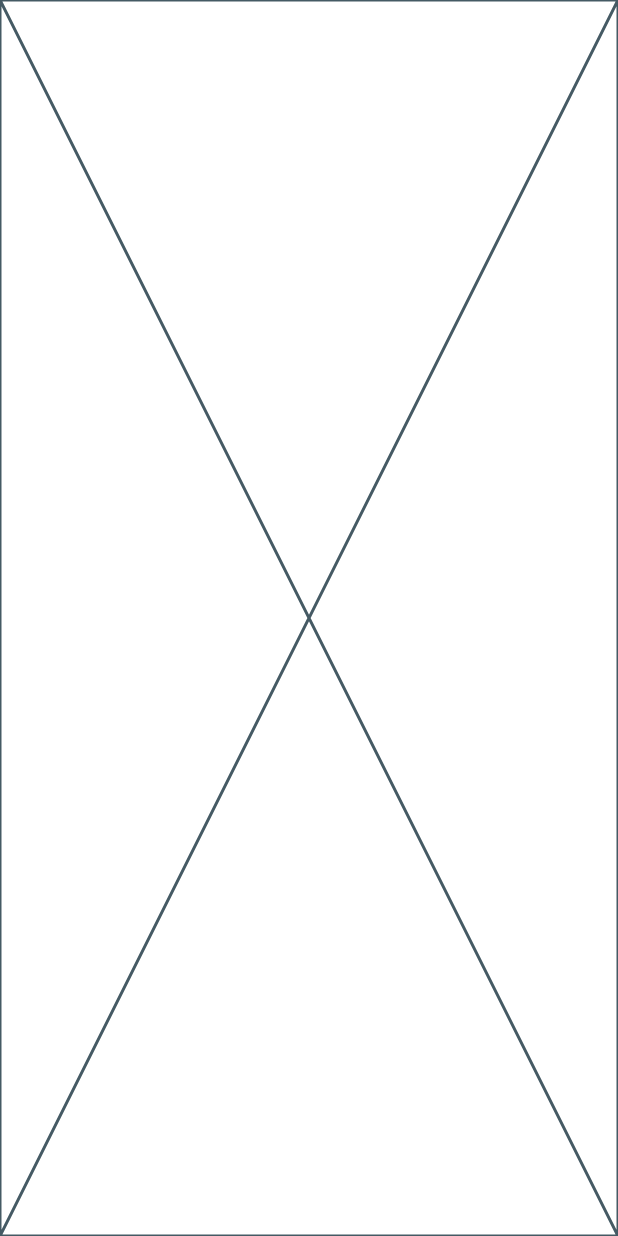
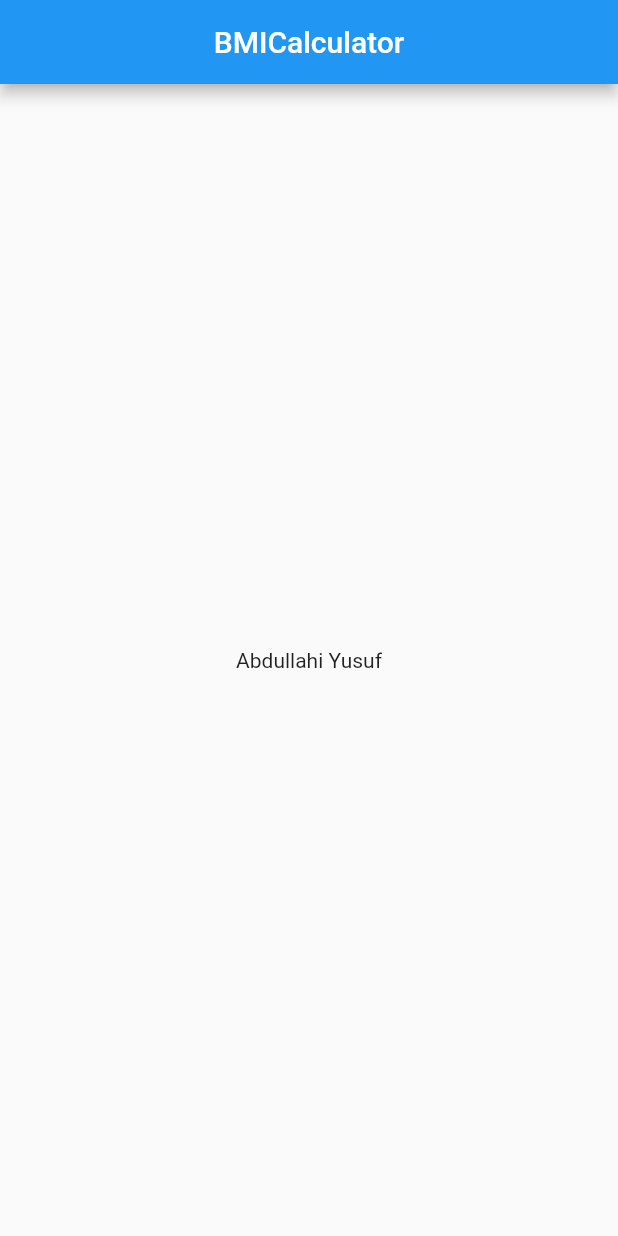
Before and after one commit to abdullahiheart/Flutter_app, a Flutter app: the screen it shows after launch, on a phone screen of 412 x 824 dp. Run offline on Flutter 3.47's test engine with Material 2 defaults, Android fonts, the phone set to English and light mode, and no system bars.

Commit message:
home.dar

```diff
--- a/BMI_CALCULATOR/bim_calculator/lib/main.dart
+++ b/BMI_CALCULATOR/bim_calculator/lib/main.dart
@@ -1,25 +1,17 @@
 import 'package:flutter/material.dart';
 
+import 'screens/home.dart';
+
 void main() {
-  runApp(const BMICalculatorApp());
+  runApp(BMICalculatorApp());
 }
- class BMICalculatorApp extends StatelessWidget {
-  const BMICalculatorApp({super.key});
 
+class BMICalculatorApp extends StatelessWidget {
   @override
   Widget build(BuildContext context) {
     return MaterialApp(
-      debugShowMaterialGrid: false,
+      debugShowCheckedModeBanner: false,
       home: HomeScreen(),
-
     );
   }
 }
-class HomeScreen extends StatelessWidget {
-  const HomeScreen({super.key});
-
-  @override
-  Widget build(BuildContext context) {
-    return const Placeholder();
-  }
-}
--- /dev/null
+++ b/BMI_CALCULATOR/bim_calculator/lib/screens/home.dart
@@ -0,0 +1,13 @@
+import 'package:flutter/material.dart';
+class HomeScreen extends StatelessWidget {
+  @override
+  Widget build(BuildContext context) {
+    return Scaffold(
+      appBar: AppBar(
+        title: Text('BMICalculator'),
+        centerTitle: true,
+      ),
+      body: Center(child: Text('Abdullahi Yusuf')),
+    );
+  }
+}
```
